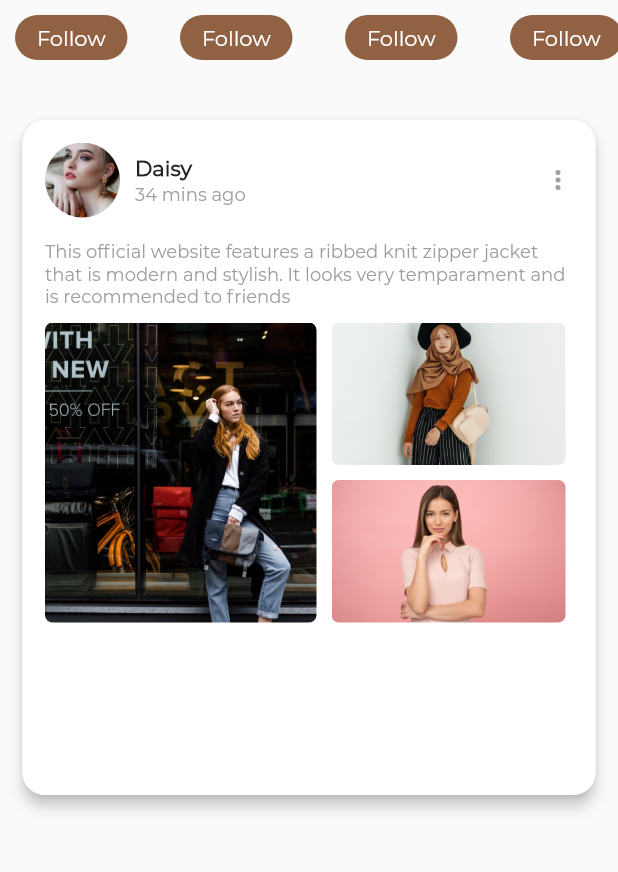
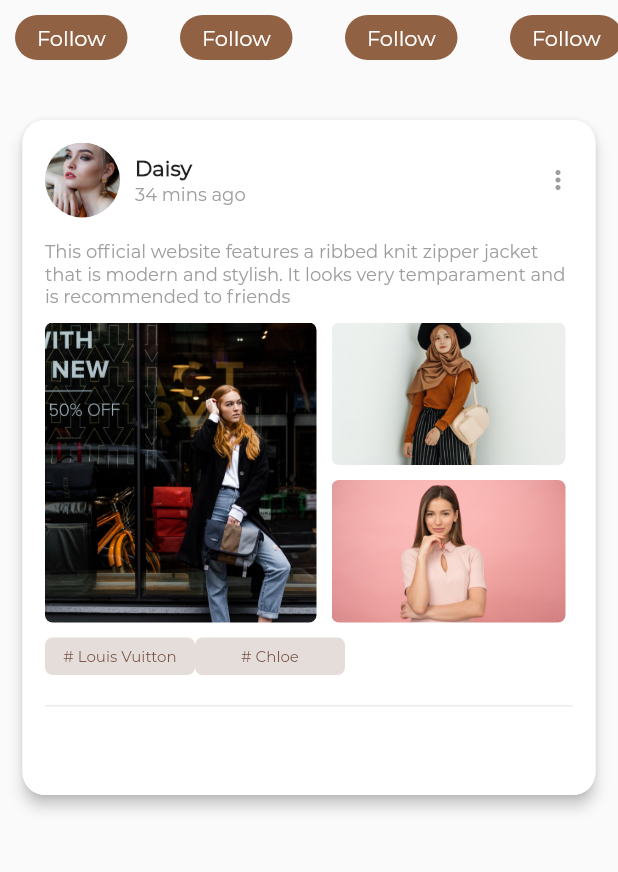
Before and after one commit to JAICHANGPARK/flutter_fashion_design, a Flutter app: the screen it shows after launch, on a phone screen of 412 x 824 dp, the part 234-1106 px from its top. Run offline on Flutter 3.47's test engine with Material 2 defaults, Android fonts, the phone set to English and light mode, and no system bars; project files that could hold a hidden picture were left out.

Commit message:
Update main.dart

```diff
--- a/flutter_fashion_design/lib/main.dart
+++ b/flutter_fashion_design/lib/main.dart
@@ -167,7 +167,9 @@ class _MyHomeState extends State<MyHome> {
                                 tag: 'assets/modelgrid2.jpeg',
                                 child: Container(
                                   height: 95.0,
-                                  width: (MediaQuery.of(context).size.width - 100.0) / 2,
+                                  width: (MediaQuery.of(context).size.width -
+                                          100.0) /
+                                      2,
                                   decoration: BoxDecoration(
                                       borderRadius: BorderRadius.circular(5.0),
                                       image: DecorationImage(
@@ -204,6 +206,58 @@ class _MyHomeState extends State<MyHome> {
                         ),
                       ],
                     ),
+                    SizedBox(
+                      height: 10.0,
+                    ),
+                    Row(
+                      children: <Widget>[
+                        Container(
+                          height: 25.0,
+                          width: 100.0,
+                          decoration: BoxDecoration(
+                            borderRadius: BorderRadius.circular(5.0),
+                            color: Colors.brown.withOpacity(0.2),
+                          ),
+                          child: Center(
+                            child: Text(
+                              '# Louis Vuitton',
+                              style: TextStyle(
+                                  fontFamily: 'Montserrat',
+                                  fontSize: 10.0,
+                                  color: Colors.brown),
+                            ),
+                          ),
+                        ),
+                        Container(
+                          height: 25.0,
+                          width: 100.0,
+                          decoration: BoxDecoration(
+                            borderRadius: BorderRadius.circular(5.0),
+                            color: Colors.brown.withOpacity(0.2),
+                          ),
+                          child: Center(
+                            child: Text(
+                              '# Chloe',
+                              style: TextStyle(
+                                  fontFamily: 'Montserrat',
+                                  fontSize: 10.0,
+                                  color: Colors.brown),
+                            ),
+                          ),
+                        ),
+                      ],
+                    ),
+                    SizedBox(
+                      height: 20.0,
+                    ),
+                    Container(
+                      height: 1.0,
+                      width: double.infinity,
+                      decoration:
+                          BoxDecoration(color: Colors.grey.withOpacity(0.2)),
+                    ),
+
+
 
 
 
```
